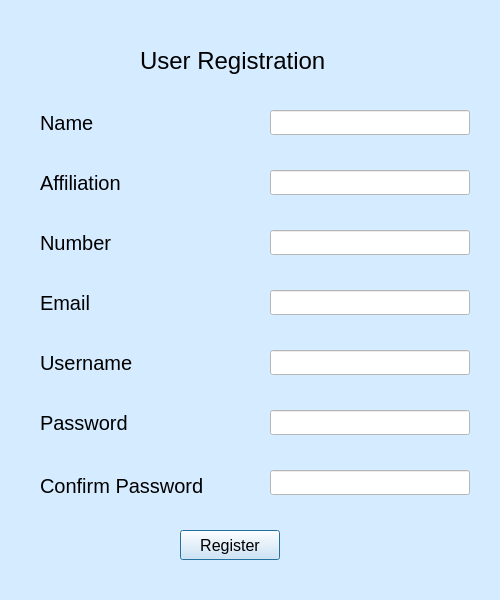
First picture: the form in user_reg.ui, repository adityarnayak2001/MLT_BabyAnalysis, before the edit.
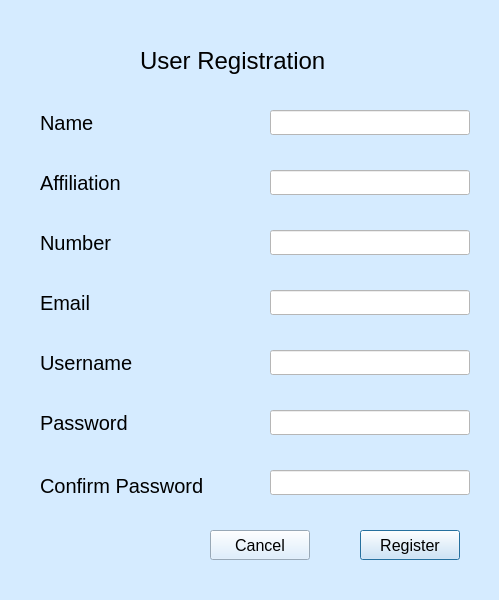
Second picture: the form after the edit.

Patch:
```diff
--- a/user_reg.ui
+++ b/user_reg.ui
@@ -6,7 +6,7 @@
    <rect>
     <x>0</x>
     <y>0</y>
-    <width>500</width>
+    <width>499</width>
     <height>600</height>
    </rect>
   </property>
@@ -157,7 +157,7 @@
   <widget class="QPushButton" name="regButton">
    <property name="geometry">
     <rect>
-     <x>180</x>
+     <x>360</x>
      <y>530</y>
      <width>100</width>
      <height>30</height>
@@ -336,6 +336,24 @@
     <string/>
    </property>
   </widget>
+  <widget class="QPushButton" name="cancelButton">
+   <property name="geometry">
+    <rect>
+     <x>210</x>
+     <y>530</y>
+     <width>100</width>
+     <height>30</height>
+    </rect>
+   </property>
+   <property name="font">
+    <font>
+     <pointsize>12</pointsize>
+    </font>
+   </property>
+   <property name="text">
+    <string>Cancel</string>
+   </property>
+  </widget>
  </widget>
  <resources/>
  <connections/>
```
